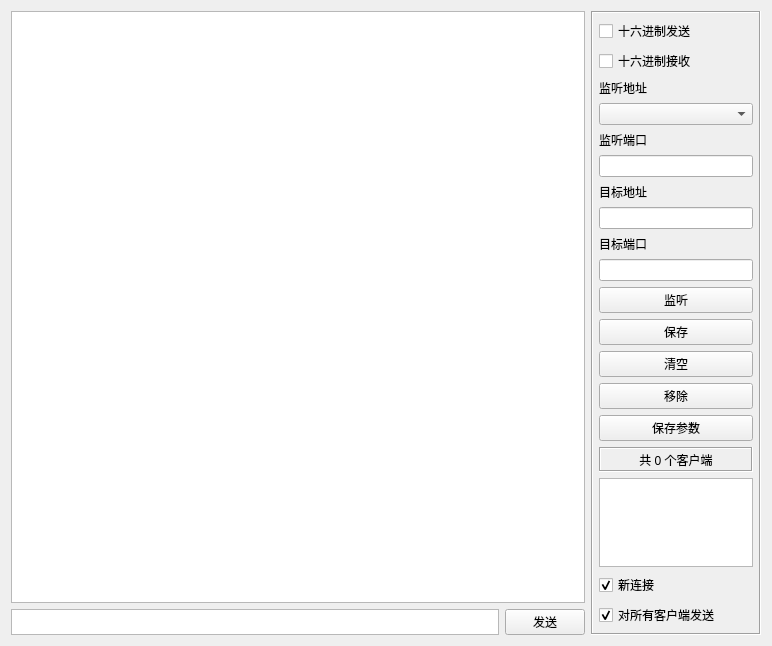
First picture: the form in udpserver.ui, repository Viorae/FinalNetTool, before the edit.
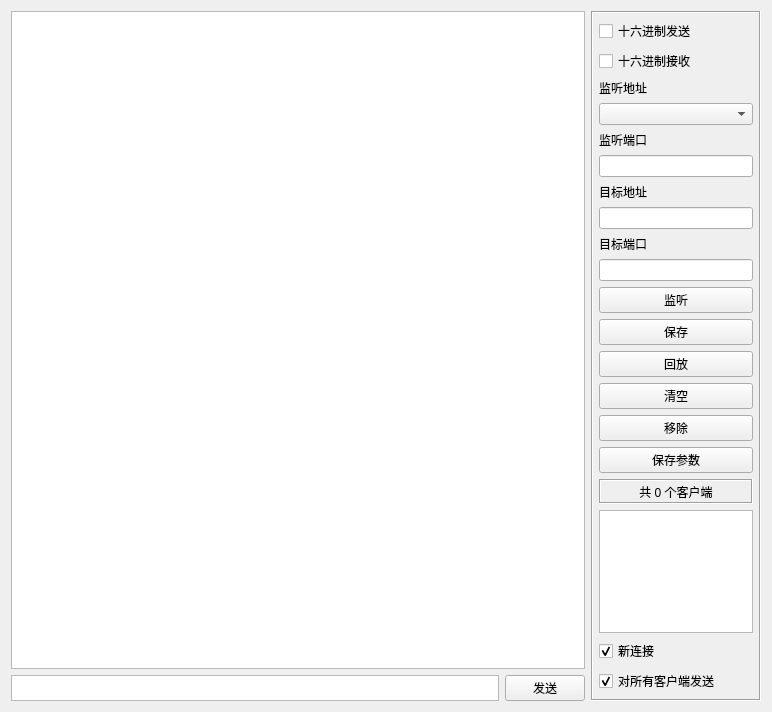
Second picture: the form after the edit.

Commit message: Replay finished

Diff of the .ui file:
```diff
--- a/udpserver.ui
+++ b/udpserver.ui
@@ -7,7 +7,7 @@
     <x>0</x>
     <y>0</y>
     <width>772</width>
-    <height>646</height>
+    <height>712</height>
    </rect>
   </property>
   <property name="windowTitle">
@@ -122,6 +122,13 @@
         </property>
        </widget>
       </item>
+      <item>
+       <widget class="QPushButton" name="replaybtn">
+        <property name="text">
+         <string>回放</string>
+        </property>
+       </widget>
+      </item>
       <item>
        <widget class="QPushButton" name="btnClear">
         <property name="text">
```
The commit also changes 2 other files.
